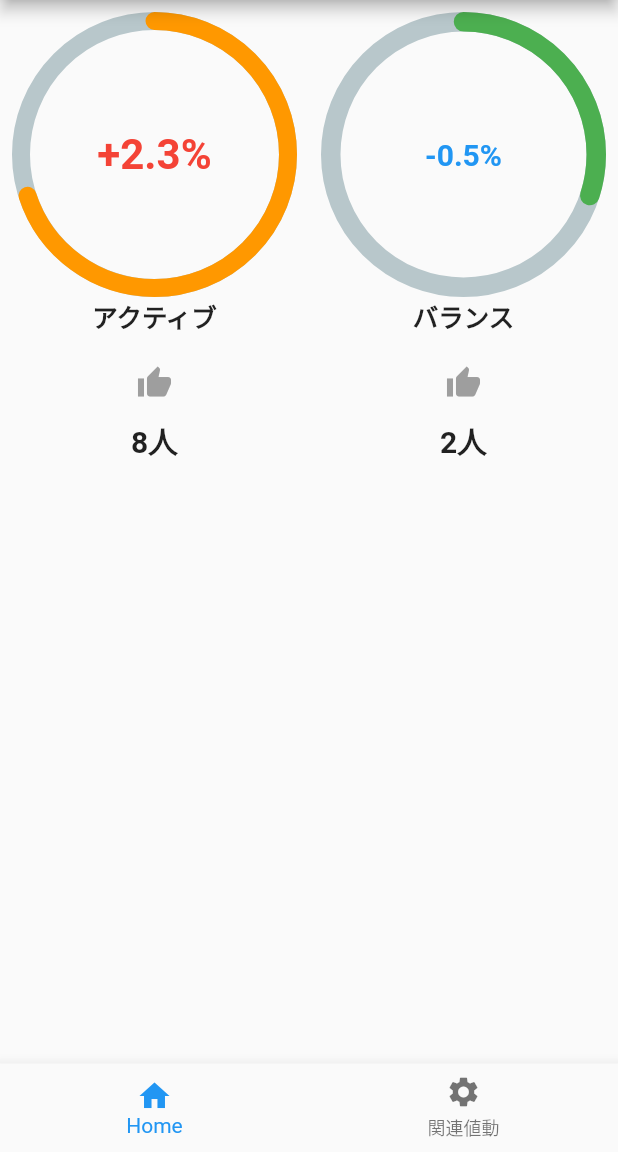
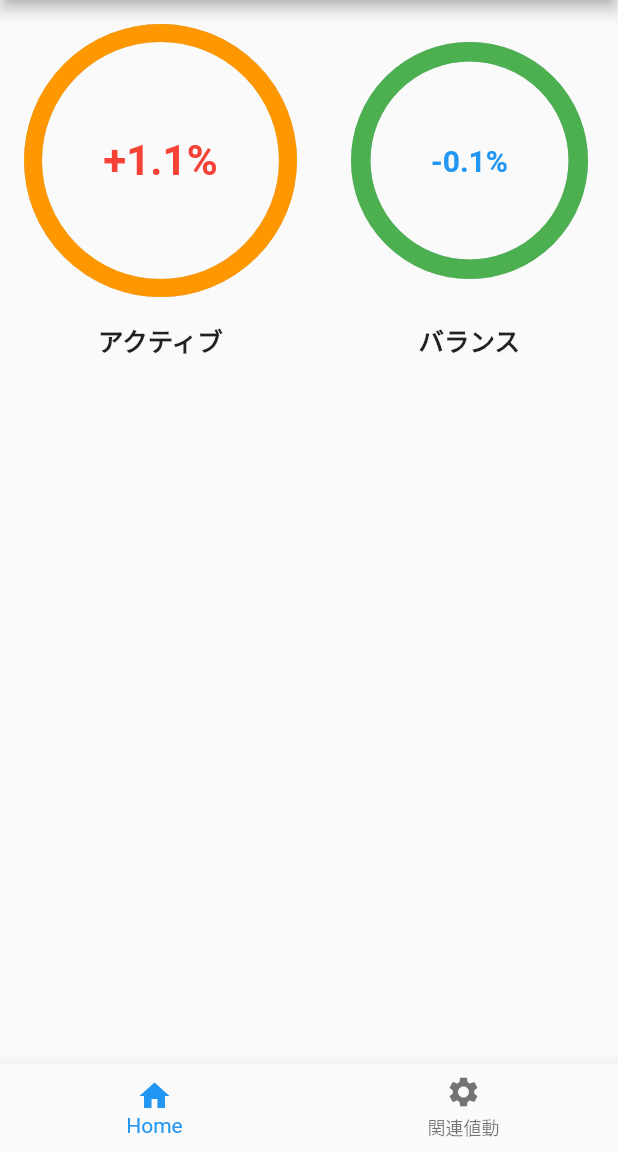
Before and after one commit to yun8686/dpoint_viewer, a Flutter app: the screen it shows after launch, on a phone screen of 412 x 824 dp, the part 84-1236 px from its top. Run offline on Flutter 3.47's test engine with Material 2 defaults, Android fonts, the phone set to English and light mode, and no system bars; drawn by our look-alikes of percent_indicator.

Commit message:
予測結果によって丸・数字が大きくなる処理

```diff
--- a/lib/main.dart
+++ b/lib/main.dart
@@ -1,5 +1,6 @@
 import 'package:flutter/material.dart';
-import 'package:dpoint_viewer/page/voting.dart';
+// import 'package:dpoint_viewer/page/voting.dart';
+import 'package:dpoint_viewer/page/expectation.dart';
 import 'package:dpoint_viewer/page/relation.dart';
 
 void main() => runApp(MyApp());
@@ -30,7 +31,7 @@ class _HomePageState extends State<HomePage> {
       appBar: AppBar(
         title: const Text('ドコモポイント'),
       ),
-      body: _selectedIndex == 0 ? VotingPage() : RelationPage(),
+      body: _selectedIndex == 0 ? ExpectationPage() : RelationPage(),
       bottomNavigationBar: BottomNavigationBar(
         items: const <BottomNavigationBarItem>[
           BottomNavigationBarItem(
--- /dev/null
+++ b/lib/page/expectation.dart
@@ -0,0 +1,89 @@
+import 'package:flutter/material.dart';
+import 'package:percent_indicator/percent_indicator.dart';
+
+class ExpectationPage extends StatefulWidget {
+  @override
+  ExpectationState createState() => ExpectationState();
+}
+
+class ExpectationState extends State<ExpectationPage> {
+  double circle = 1.0;
+  double activeValue = 1.1;
+  double balanceValue = -0.1;
+  bool activeFlag = false;
+  bool balanceFlag = false;
+
+  @override
+  Widget build(BuildContext context) {
+    final Size size = MediaQuery.of(context).size;
+    activeFlag = activeValue > 0 && (activeValue > balanceValue);
+    balanceFlag = balanceValue > 0 && (activeValue < balanceValue);
+
+    return Column(
+      children: <Widget>[
+        Row(
+          children: <Widget>[
+            Padding(
+              padding: activeFlag ? EdgeInsets.all(16.0) : EdgeInsets.all(20.0),
+              child: new CircularPercentIndicator(
+                radius:
+                    activeFlag ? (size.width / 2 - 24) : (size.width / 2 - 48),
+                lineWidth: 12.0,
+                animation: true,
+                percent: circle,
+                center: new Text(
+                  activeValue > 0 ? "+$activeValue%" : "$activeValue%",
+                  style: new TextStyle(
+                    fontWeight: FontWeight.bold,
+                    fontSize: activeFlag ? 28.0 : 20.0,
+                    color: Colors.red,
+                  ),
+                ),
+                circularStrokeCap: CircularStrokeCap.round,
+                progressColor: Colors.orange,
+              ),
+            ),
+            Padding(
+              padding:
+                  balanceFlag ? EdgeInsets.all(16.0) : EdgeInsets.all(20.0),
+              child: new CircularPercentIndicator(
+                radius:
+                    balanceFlag ? (size.width / 2 - 24) : (size.width / 2 - 48),
+                lineWidth: 13.0,
+                animation: true,
+                percent: circle,
+                center: new Text(
+                  balanceValue > 0 ? "+$balanceValue%" : "$balanceValue%",
+                  style: new TextStyle(
+                    fontWeight: FontWeight.bold,
+                    fontSize: balanceFlag ? 28.0 : 20.0,
+                    color: Colors.blue,
+                  ),
+                ),
+                circularStrokeCap: CircularStrokeCap.round,
+                progressColor: Colors.green,
+              ),
+            ),
+          ],
+        ),
+        Row(mainAxisAlignment: MainAxisAlignment.spaceAround, children: <
+            Widget>[
+          Padding(
+            padding: EdgeInsets.only(top: 0.0),
+            child: Text(
+              "アクティブ",
+              style: new TextStyle(fontWeight: FontWeight.bold, fontSize: 17.0),
+            ),
+          ),
+          Padding(
+            padding: EdgeInsets.only(top: 0.0),
+            child: Text(
+              "バランス",
+              style: new TextStyle(fontWeight: FontWeight.bold, fontSize: 17.0),
+            ),
+          ),
+        ]),
+      ],
+    );
+  }
+}
```
